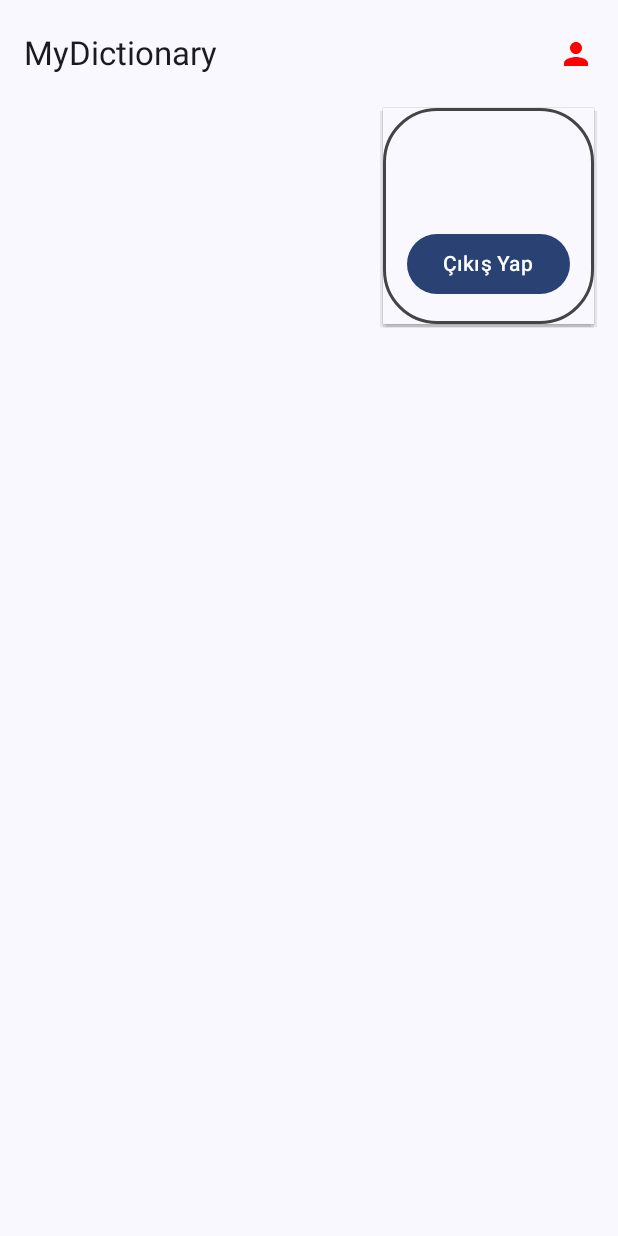
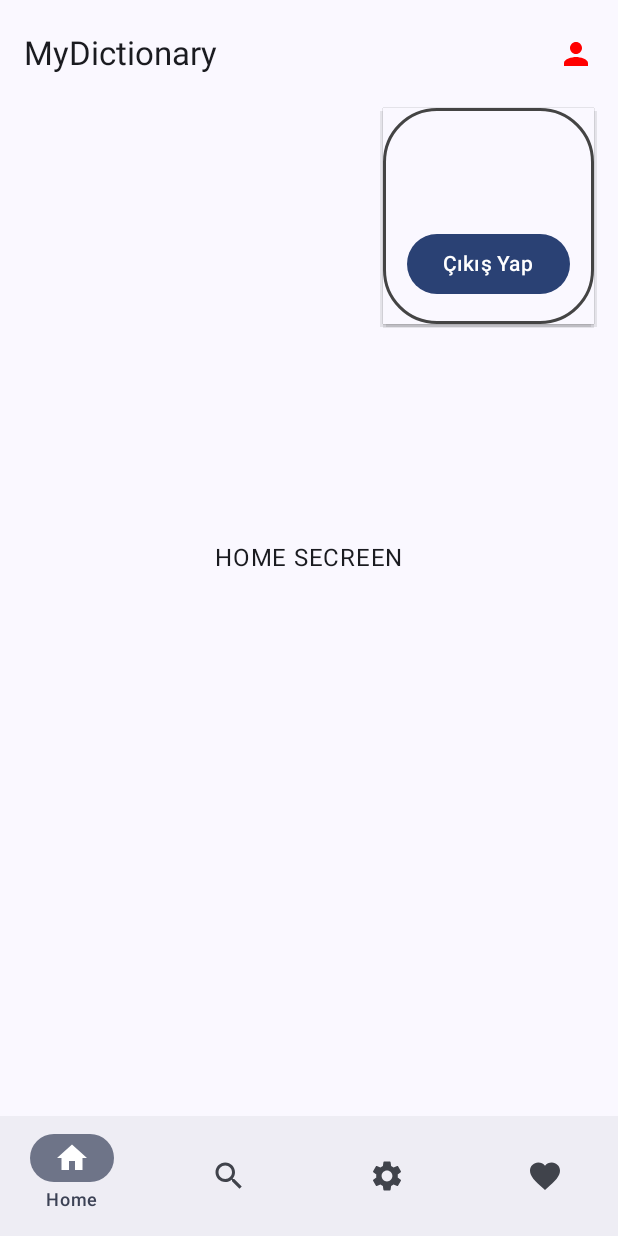
Before and after one commit to halilkrkn/MyDictionary, an Android app built with Jetpack Compose: the HomeScreen screen opened through its navigation route, after a tap on "Profile Picture", on a phone screen of 412 x 824 dp. Run offline under Robolectric (Android 15) with nearby library versions, the phone set to English and light mode, and no system bars; our stand-ins replace Dagger/Hilt's generated code, Firebase (no records; nobody signed in at launch, a user with empty details on screens opened directly); libraries missing offline, so code that uses them is left out: com.facebook, com.facebook.login; 6 statements that could not run were skipped.

Commit message:
BottomBarNavigation Created

```diff
--- a/app/src/main/java/com/halilkrkn/mydictionary/MainActivity.kt
+++ b/app/src/main/java/com/halilkrkn/mydictionary/MainActivity.kt
@@ -6,14 +6,10 @@ import androidx.activity.compose.setContent
 import androidx.compose.foundation.layout.fillMaxSize
 import androidx.compose.material3.MaterialTheme
 import androidx.compose.material3.Surface
-import androidx.compose.material3.Text
-import androidx.compose.runtime.Composable
 import androidx.compose.ui.Modifier
-import androidx.compose.ui.tooling.preview.Preview
-import androidx.navigation.NavController
 import androidx.navigation.NavHostController
 import androidx.navigation.compose.rememberNavController
-import com.halilkrkn.mydictionary.navigation.SetupNavGraph
+import com.halilkrkn.mydictionary.navigation.graphs.SetupNavGraph
 import com.halilkrkn.mydictionary.ui.theme.MyDictionaryTheme
 import dagger.hilt.android.AndroidEntryPoint
 
--- a/app/src/main/java/com/halilkrkn/mydictionary/navigation/Screens.kt
+++ /dev/null
@@ -1,8 +0,0 @@
-package com.halilkrkn.mydictionary.navigation
-
-sealed class Screens(val route: String){
-
-    object SignIn: Screens("sign_in")
-    object Home: Screens("home")
-
-}
--- a/app/src/main/java/com/halilkrkn/mydictionary/navigation/SetupNavGraph.kt
+++ /dev/null
@@ -1,27 +0,0 @@
-package com.halilkrkn.mydictionary.navigation
-
-import androidx.compose.runtime.Composable
-import androidx.navigation.NavHostController
-import androidx.navigation.compose.NavHost
-import androidx.navigation.compose.composable
-import com.halilkrkn.mydictionary.presantation.homeScreen.HomeScreen
-import com.halilkrkn.mydictionary.presantation.signInScreen.SignInScreen
-
-@Composable
-fun SetupNavGraph(
-    navController: NavHostController,
-) {
-
-    NavHost(
-        navController = navController,
-        startDestination = Screens.SignIn.route
-    ) {
-        composable(Screens.SignIn.route) {
-            SignInScreen(navController = navController)
-        }
-
-        composable(Screens.Home.route) {
-            HomeScreen(navController = navController)
-        }
-    }
-}
--- /dev/null
+++ b/app/src/main/java/com/halilkrkn/mydictionary/navigation/graphs/AuthNavGraph.kt
@@ -0,0 +1,38 @@
+package com.halilkrkn.mydictionary.navigation.graphs
+
+import androidx.navigation.NavGraphBuilder
+import androidx.navigation.NavHostController
+import androidx.navigation.compose.composable
+import androidx.navigation.navigation
+import com.halilkrkn.mydictionary.navigation.screens.AuthScreen
+import com.halilkrkn.mydictionary.navigation.screens.HomeScreen
+import com.halilkrkn.mydictionary.navigation.util.Graphs
+import com.halilkrkn.mydictionary.presantation.auth.SignInScreen
+import com.halilkrkn.mydictionary.presantation.main.MainScreen
+
+fun NavGraphBuilder.authNavGraph(
+    navController: NavHostController
+) {
+    navigation(
+        startDestination = AuthScreen.SignIn.route,
+        route = Graphs.AUTHENTICATION
+    ) {
+        composable(
+            route = AuthScreen.SignIn.route
+        ) {
+            SignInScreen(navController = navController)
+        }
+        /*
+                composable(
+                    route = AuthScreen.SignUp.route
+                ) {
+                    SignUpScreen(navController = navController)
+                }
+
+                composable(
+                    route = AuthScreen.Forgot.route
+                ) {
+                    ForgotScreen(navController = navController)
+                }*/
+    }
+}
--- /dev/null
+++ b/app/src/main/java/com/halilkrkn/mydictionary/navigation/graphs/BottomNavGraph.kt
@@ -0,0 +1,44 @@
+package com.halilkrkn.mydictionary.navigation.graphs
+
+import androidx.compose.runtime.Composable
+import androidx.compose.ui.Modifier
+import androidx.navigation.NavHostController
+import androidx.navigation.compose.NavHost
+import androidx.navigation.compose.composable
+import com.halilkrkn.mydictionary.navigation.screens.BottomBarScreen
+import com.halilkrkn.mydictionary.navigation.util.Graphs
+import com.halilkrkn.mydictionary.presantation.main.favourite.FavouriteScreen
+import com.halilkrkn.mydictionary.presantation.main.home.HomeScreen
+import com.halilkrkn.mydictionary.presantation.main.search.SearchScreen
+import com.halilkrkn.mydictionary.presantation.main.translation.TranslationScreen
+
+@Composable
+fun BottomNavGraph(
+    navController: NavHostController,
+    modifier: Modifier
+) {
+    NavHost(
+        navController = navController,
+        startDestination = BottomBarScreen.HomeScreen.route,
+        route = Graphs.HOME,
+        modifier = modifier
+    ) {
+
+        composable(route = BottomBarScreen.HomeScreen.route){
+            HomeScreen(navController = navController)
+        }
+        composable(route = BottomBarScreen.SearchScreen.route){
+            SearchScreen(navController = navController)
+        }
+
+        composable(route = BottomBarScreen.TranslationScreen.route){
+            TranslationScreen(navController = navController)
+        }
+
+        composable(route = BottomBarScreen.FavouriteScreen.route){
+            FavouriteScreen(navController = navController)
+        }
+
+        authNavGraph(navController = navController)
+    }
+}
--- /dev/null
+++ b/app/src/main/java/com/halilkrkn/mydictionary/navigation/graphs/HomeNavGraph.kt
@@ -0,0 +1,25 @@
+package com.halilkrkn.mydictionary.navigation.graphs
+
+import androidx.navigation.NavGraphBuilder
+import androidx.navigation.NavHostController
+import androidx.navigation.compose.composable
+import androidx.navigation.navigation
+import com.halilkrkn.mydictionary.navigation.screens.BottomBarScreen
+import com.halilkrkn.mydictionary.navigation.screens.HomeScreen
+import com.halilkrkn.mydictionary.navigation.util.Graphs
+import com.halilkrkn.mydictionary.presantation.main.MainScreen
+
+fun NavGraphBuilder.homeNavGraph(
+    navController: NavHostController
+) {
+    navigation(
+        startDestination = HomeScreen.Home.route,
+        route = Graphs.HOME
+    ) {
+        composable(
+            route = HomeScreen.Home.route
+        ) {
+            MainScreen()
+        }
+    }
+}
--- /dev/null
+++ b/app/src/main/java/com/halilkrkn/mydictionary/navigation/graphs/SetupNavGraph.kt
@@ -0,0 +1,28 @@
+package com.halilkrkn.mydictionary.navigation.graphs
+
+import androidx.compose.runtime.Composable
+import androidx.navigation.NavHostController
+import androidx.navigation.compose.NavHost
+import androidx.navigation.compose.composable
+import com.halilkrkn.mydictionary.navigation.screens.AuthScreen
+import com.halilkrkn.mydictionary.navigation.util.Graphs
+import com.halilkrkn.mydictionary.presantation.main.home.HomeScreen
+import com.halilkrkn.mydictionary.presantation.auth.SignInScreen
+import com.halilkrkn.mydictionary.presantation.main.MainScreen
+
+@Composable
+fun SetupNavGraph(
+    navController: NavHostController,
+) {
+    NavHost(
+        navController = navController,
+        route = Graphs.ROOT,
+        startDestination = Graphs.AUTHENTICATION
+    ) {
+        authNavGraph(navController = navController)
+        homeNavGraph(navController = navController)
+//        composable(route = Graphs.HOME) {
+//            MainScreen()
+//        }
+    }
+}
--- /dev/null
+++ b/app/src/main/java/com/halilkrkn/mydictionary/navigation/screens/AuthScreen.kt
@@ -0,0 +1,5 @@
+package com.halilkrkn.mydictionary.navigation.screens
+
+sealed class AuthScreen(val route: String){
+    object SignIn: AuthScreen("sign_in")
+}
--- /dev/null
+++ b/app/src/main/java/com/halilkrkn/mydictionary/navigation/screens/HomeScreen.kt
@@ -0,0 +1,5 @@
+package com.halilkrkn.mydictionary.navigation.screens
+
+sealed class HomeScreen(val route: String) {
+    object Home: HomeScreen("home")
+}
--- a/app/src/main/java/com/halilkrkn/mydictionary/presantation/signInScreen/SignInScreen.kt
+++ b/app/src/main/java/com/halilkrkn/mydictionary/presantation/auth/SignInScreen.kt
@@ -1,6 +1,5 @@
-package com.halilkrkn.mydictionary.presantation.signInScreen
+package com.halilkrkn.mydictionary.presantation.auth
 
-import android.app.Activity
 import android.app.Activity.RESULT_OK
 import android.util.Log
 import android.widget.Toast
@@ -56,22 +55,16 @@ import com.facebook.FacebookException
 import com.facebook.login.LoginManager
 import com.facebook.login.LoginResult
 import com.google.android.gms.auth.api.identity.Identity
-import com.google.firebase.auth.AuthCredential
 import com.google.firebase.auth.FirebaseAuth
-import com.google.firebase.auth.OAuthCredential
-import com.google.firebase.auth.OAuthProvider
-import com.google.firebase.auth.ktx.auth
-import com.google.firebase.ktx.Firebase
 import com.halilkrkn.mydictionary.R
 import com.halilkrkn.mydictionary.data.auth.GoogleAuthUiClientImpl
-import com.halilkrkn.mydictionary.navigation.Screens
+import com.halilkrkn.mydictionary.navigation.screens.BottomBarScreen
+import com.halilkrkn.mydictionary.navigation.util.Graphs.HOME
 import com.halilkrkn.mydictionary.ui.theme.FacebookColor
 import com.halilkrkn.mydictionary.ui.theme.GoogleGreen
 import kotlinx.coroutines.Dispatchers
 import kotlinx.coroutines.launch
-import kotlinx.coroutines.tasks.await
 import kotlinx.coroutines.withContext
-import javax.inject.Inject
 
 @Composable
 fun SignInScreen(
@@ -95,7 +88,8 @@ fun SignInScreen(
 
     LaunchedEffect(key1 = Unit) {
         if (googleAuthUiClient.getSignedInUser() != null) {
-            navController.navigate(Screens.Home.route)
+//            navController.popBackStack()
+            navController.navigate(HOME)
         }
     }
 
@@ -154,7 +148,8 @@ fun SignInScreen(
                 "Sign In Successful",
                 Toast.LENGTH_SHORT
             ).show()
-            navController.navigate(Screens.Home.route)
+//            navController.popBackStack()
+            navController.navigate(HOME)
             viewModel.resetSignInState()
         }
     }
--- a/app/src/main/java/com/halilkrkn/mydictionary/presantation/signInScreen/SignInState.kt
+++ b/app/src/main/java/com/halilkrkn/mydictionary/presantation/auth/SignInState.kt
@@ -1,4 +1,4 @@
-package com.halilkrkn.mydictionary.presantation.signInScreen
+package com.halilkrkn.mydictionary.presantation.auth
 
 data class SignInState(
     val isSingInSuccessful: Boolean = false,
--- a/app/src/main/java/com/halilkrkn/mydictionary/presantation/signInScreen/SignInViewModel.kt
+++ b/app/src/main/java/com/halilkrkn/mydictionary/presantation/auth/SignInViewModel.kt
@@ -1,4 +1,4 @@
-package com.halilkrkn.mydictionary.presantation.signInScreen
+package com.halilkrkn.mydictionary.presantation.auth
 
 import android.util.Log
 import androidx.lifecycle.ViewModel
--- /dev/null
+++ b/app/src/main/java/com/halilkrkn/mydictionary/presantation/main/MainScreen.kt
@@ -0,0 +1,89 @@
+package com.halilkrkn.mydictionary.presantation.main
+
+import com.halilkrkn.mydictionary.navigation.graphs.BottomNavGraph
+import com.halilkrkn.mydictionary.navigation.screens.BottomBarScreen
+import android.annotation.SuppressLint
+import androidx.compose.foundation.layout.RowScope
+import androidx.compose.foundation.layout.padding
+import androidx.compose.material3.ExperimentalMaterial3Api
+import androidx.compose.material3.Icon
+import androidx.compose.material3.NavigationBar
+import androidx.compose.material3.NavigationBarItem
+import androidx.compose.material3.Scaffold
+import androidx.compose.material3.Text
+import androidx.compose.runtime.Composable
+import androidx.compose.runtime.getValue
+import androidx.compose.ui.Modifier
+import androidx.navigation.NavDestination.Companion.hierarchy
+import androidx.navigation.NavGraph.Companion.findStartDestination
+import androidx.navigation.NavHostController
+import androidx.navigation.compose.currentBackStackEntryAsState
+import androidx.navigation.compose.rememberNavController
+
+@SuppressLint("UnusedMaterial3ScaffoldPaddingParameter")
+@OptIn(ExperimentalMaterial3Api::class)
+@Composable
+fun MainScreen(navController: NavHostController = rememberNavController()) {
+    Scaffold(
+        bottomBar = {
+            BottomBar(navController = navController)
+        }
+    ) {innerPadding ->
+        BottomNavGraph(navController = navController, modifier = Modifier.padding(innerPadding))
+    }
+}
+
+@Composable
+fun BottomBar(navController: NavHostController) {
+    val screens = listOf(
+        BottomBarScreen.HomeScreen,
+        BottomBarScreen.SearchScreen,
+        BottomBarScreen.TranslationScreen,
+        BottomBarScreen.FavouriteScreen
+    )
+    val navBackStackEntry by navController.currentBackStackEntryAsState()
+    val currentDestination = navBackStackEntry?.destination?.route
+    val isBottomBarVisible = currentDestination in screens.map { bottomBarScreen ->
+        bottomBarScreen.route
+    }
+
+    if (isBottomBarVisible) {
+        NavigationBar() {
+            screens.forEach { screen ->
+                AddItem(
+                    screen = screen,
+                    currentDestination = currentDestination,
+                    navController = navController
+                )
+            }
+        }
+    }
+}
+
+
+@Composable
+fun RowScope.AddItem(
+    screen: BottomBarScreen,
+    currentDestination: String?,
+    navController: NavHostController,
+) {
+    NavigationBarItem(
+        label = {
+            Text(text = screen.title)
+        },
+        icon = {
+            Icon(
+                imageVector = screen.icon,
+                contentDescription = "Navigation Icon"
+            )
+        },
+        selected = currentDestination == screen.route,
+        onClick = {
+            navController.navigate(screen.route) {
+                popUpTo(navController.graph.findStartDestination().id)
+                launchSingleTop = true
+            }
+        },
+        alwaysShowLabel = false
+    )
+}
--- a/app/src/main/java/com/halilkrkn/mydictionary/presantation/homeScreen/HomeScreen.kt
+++ b/app/src/main/java/com/halilkrkn/mydictionary/presantation/main/home/HomeScreen.kt
@@ -1,10 +1,11 @@
-package com.halilkrkn.mydictionary.presantation.homeScreen
+package com.halilkrkn.mydictionary.presantation.main.home
 
 import android.annotation.SuppressLint
 import android.widget.Toast
 import androidx.compose.foundation.BorderStroke
 import androidx.compose.foundation.background
 import androidx.compose.foundation.border
+import androidx.compose.foundation.clickable
 import androidx.compose.foundation.layout.Arrangement
 import androidx.compose.foundation.layout.Box
 import androidx.compose.foundation.layout.Column
@@ -53,6 +54,8 @@ import com.google.android.gms.auth.api.identity.Identity
 import com.google.firebase.auth.FirebaseAuth
 import com.halilkrkn.mydictionary.data.auth.GoogleAuthUiClientImpl
 import com.halilkrkn.mydictionary.data.auth.UserData
+import com.halilkrkn.mydictionary.navigation.screens.AuthScreen
+import com.halilkrkn.mydictionary.navigation.util.Graphs
 import kotlinx.coroutines.launch
 
 @Composable
@@ -76,15 +79,17 @@ fun HomeScreen(
         onSignOut = {
             lifecycleScope.launch {
                 googleAuthUiClient.signOut()
+                navController.navigate(Graphs.AUTHENTICATION)
                 Toast.makeText(
                     context,
                     "Signed Out",
                     Toast.LENGTH_LONG
                 ).show()
-                navController.popBackStack()
             }
-        }
+        },
     )
+
+
 }
 
 @SuppressLint("UnusedMaterial3ScaffoldPaddingParameter")
@@ -201,22 +206,30 @@ fun SignOutPersonTabBar(
                         ) {
                             SignOut(
                                 userData = userData,
-                                onSignOut = onSignOut,
-                                isProfilePopupVisible = isProfilePopupVisible
+                                onSignOut = onSignOut
                             )
                         }
                     }
                 }
             }
         }
-    ) {}
+    ) {
+        Column(
+            modifier = Modifier.fillMaxSize(),
+            horizontalAlignment = Alignment.CenterHorizontally,
+            verticalArrangement = Arrangement.Center
+        ) {
+            Text(
+                text = "HOME SECREEN"
+            )
+        }
+    }
 }
 
 @Composable
 fun SignOut(
     userData: UserData?,
     onSignOut: () -> Unit,
-    isProfilePopupVisible: Boolean
 ) {
     Column(
         modifier = Modifier.wrapContentSize(),
@@ -262,7 +275,6 @@ fun SignOut(
         Button(
             onClick = {
                 // Çıkış işlemi burada yapılabilir
-                isProfilePopupVisible
                 onSignOut()
             }
         ) {
```
Also changed, not shown: app/src/main/java/com/halilkrkn/mydictionary/common/GoogleAuthUiClients.kt (deleted, +0 -19 lines), app/src/main/java/com/halilkrkn/mydictionary/navigation/screens/BottomBarScreen.kt (added, +42 -0 lines), app/src/main/java/com/halilkrkn/mydictionary/navigation/util/Graphs.kt (added, +7 -0 lines), app/src/main/java/com/halilkrkn/mydictionary/presantation/main/favourite/FavouriteScreen.kt (added, +29 -0 lines), app/src/main/java/com/halilkrkn/mydictionary/presantation/main/search/SearchScreen.kt (added, +29 -0 lines), app/src/main/java/com/halilkrkn/mydictionary/presantation/main/translation/TranslationScreen.kt (added, +29 -0 lines).
